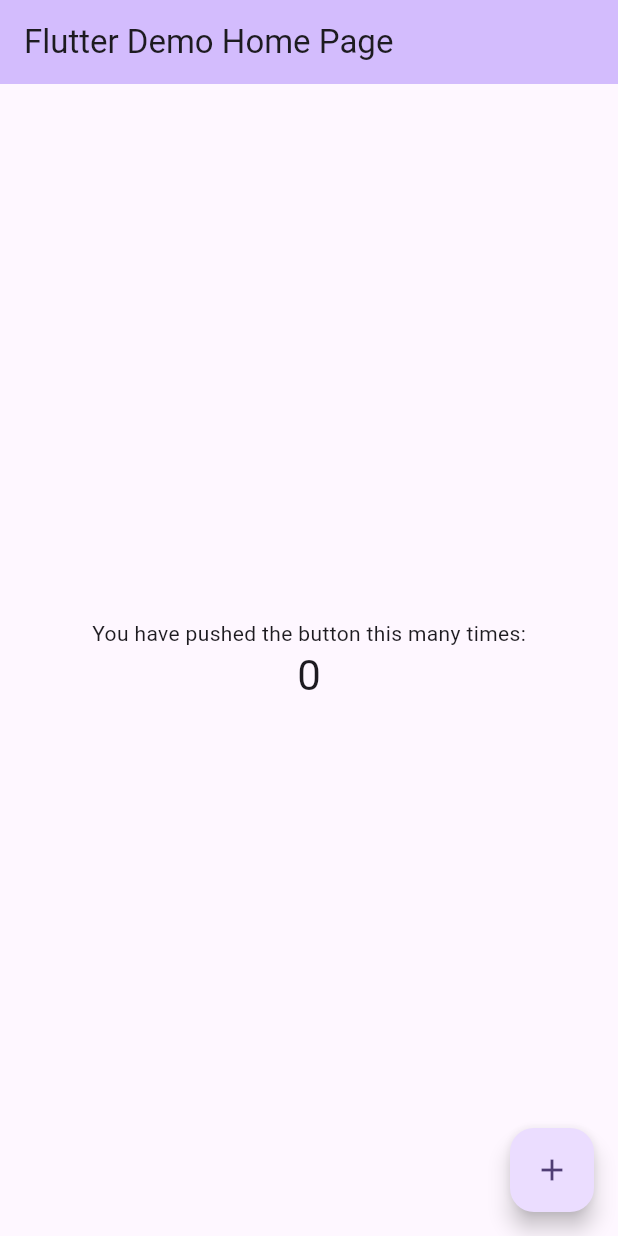
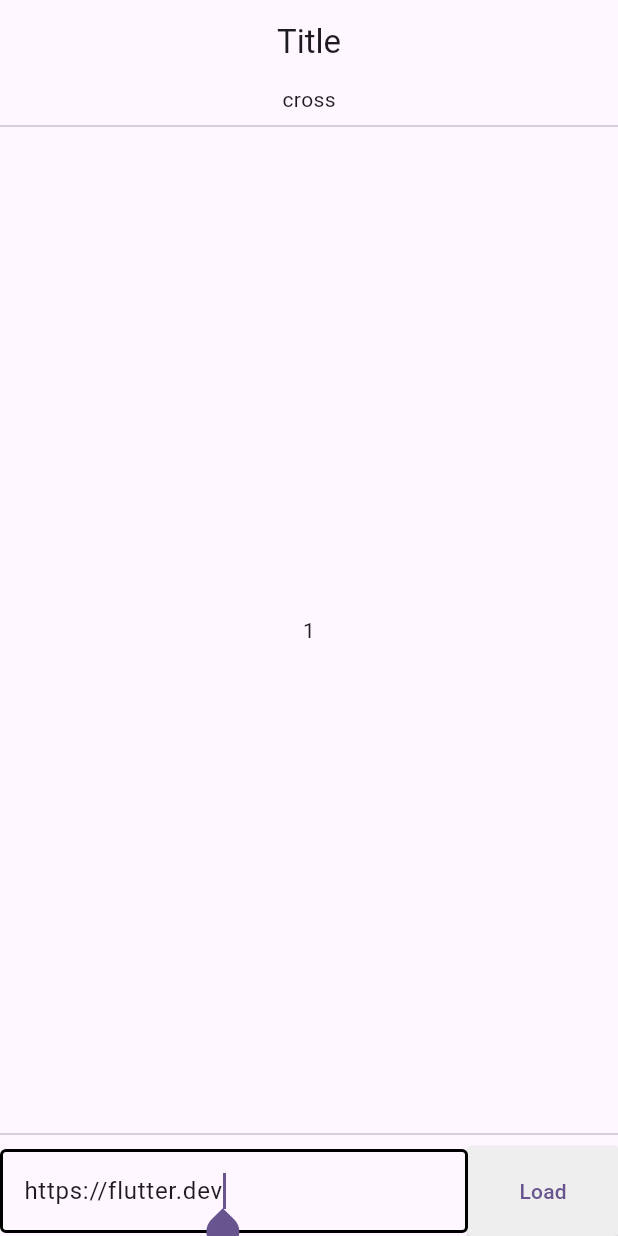
Before and after one commit to zsefvcx/multiplatform_solutions, a Flutter app: the screen it shows after launch, on a phone screen of 412 x 824 dp. Run offline on Flutter 3.47's test engine with Material 2 defaults, Android fonts, the phone set to English and light mode, and no system bars.

Commit message:
lesson16 web 50%

```diff
--- a/platform_web/lib/main.dart
+++ b/platform_web/lib/main.dart
@@ -7,119 +7,92 @@ void main() {
 class MyApp extends StatelessWidget {
   const MyApp({super.key});
 
-  // This widget is the root of your application.
   @override
   Widget build(BuildContext context) {
     return MaterialApp(
       title: 'Flutter Demo',
+      debugShowCheckedModeBanner: false,
       theme: ThemeData(
-        // This is the theme of your application.
-        //
-        // TRY THIS: Try running your application with "flutter run". You'll see
-        // the application has a blue toolbar. Then, without quitting the app,
-        // try changing the seedColor in the colorScheme below to Colors.green
-        // and then invoke "hot reload" (save your changes or press the "hot
-        // reload" button in a Flutter-supported IDE, or press "r" if you used
-        // the command line to start the app).
-        //
-        // Notice that the counter didn't reset back to zero; the application
-        // state is not lost during the reload. To reset the state, use hot
-        // restart instead.
-        //
-        // This works for code too, not just values: Most code changes can be
-        // tested with just a hot reload.
         colorScheme: ColorScheme.fromSeed(seedColor: Colors.deepPurple),
         useMaterial3: true,
       ),
-      home: const MyHomePage(title: 'Flutter Demo Home Page'),
+      home: const NewWidget(),
     );
   }
 }
 
-class MyHomePage extends StatefulWidget {
-  const MyHomePage({super.key, required this.title});
-
-  // This widget is the home page of your application. It is stateful, meaning
-  // that it has a State object (defined below) that contains fields that affect
-  // how it looks.
-
-  // This class is the configuration for the state. It holds the values (in this
-  // case the title) provided by the parent (in this case the App widget) and
-  // used by the build method of the State. Fields in a Widget subclass are
-  // always marked "final".
-
-  final String title;
+class NewWidget extends StatefulWidget {
+  const NewWidget({
+    super.key,
+  });
 
   @override
-  State<MyHomePage> createState() => _MyHomePageState();
+  State<NewWidget> createState() => _NewWidgetState();
 }
 
-class _MyHomePageState extends State<MyHomePage> {
-  int _counter = 0;
+class _NewWidgetState extends State<NewWidget> {
+  final TextEditingController _editController = TextEditingController();
 
-  void _incrementCounter() {
-    setState(() {
-      // This call to setState tells the Flutter framework that something has
-      // changed in this State, which causes it to rerun the build method below
-      // so that the display can reflect the updated values. If we changed
-      // _counter without calling setState(), then the build method would not be
-      // called again, and so nothing would appear to happen.
-      _counter++;
-    });
+  @override
+  void initState() {
+    super.initState();
+    _editController.text = 'https://flutter.dev';
+  }
+
+  @override
+  void dispose() {
+    _editController.dispose();
+    super.dispose();
   }
 
   @override
   Widget build(BuildContext context) {
-    // This method is rerun every time setState is called, for instance as done
-    // by the _incrementCounter method above.
-    //
-    // The Flutter framework has been optimized to make rerunning build methods
-    // fast, so that you can just rebuild anything that needs updating rather
-    // than having to individually change instances of widgets.
-    return Scaffold(
-      appBar: AppBar(
-        // TRY THIS: Try changing the color here to a specific color (to
-        // Colors.amber, perhaps?) and trigger a hot reload to see the AppBar
-        // change color while the other colors stay the same.
-        backgroundColor: Theme.of(context).colorScheme.inversePrimary,
-        // Here we take the value from the MyHomePage object that was created by
-        // the App.build method, and use it to set our appbar title.
-        title: Text(widget.title),
-      ),
-      body: Center(
-        // Center is a layout widget. It takes a single child and positions it
-        // in the middle of the parent.
-        child: Column(
-          // Column is also a layout widget. It takes a list of children and
-          // arranges them vertically. By default, it sizes itself to fit its
-          // children horizontally, and tries to be as tall as its parent.
-          //
-          // Column has various properties to control how it sizes itself and
-          // how it positions its children. Here we use mainAxisAlignment to
-          // center the children vertically; the main axis here is the vertical
-          // axis because Columns are vertical (the cross axis would be
-          // horizontal).
-          //
-          // TRY THIS: Invoke "debug painting" (choose the "Toggle Debug Paint"
-          // action in the IDE, or press "p" in the console), to see the
-          // wireframe for each widget.
-          mainAxisAlignment: MainAxisAlignment.center,
-          children: <Widget>[
-            const Text(
-              'You have pushed the button this many times:',
-            ),
-            Text(
-              '$_counter',
-              style: Theme.of(context).textTheme.headlineMedium,
-            ),
-          ],
-        ),
-      ),
-      floatingActionButton: FloatingActionButton(
-        onPressed: _incrementCounter,
-        tooltip: 'Increment',
-        child: const Icon(Icons.add),
-      ), // This trailing comma makes auto-formatting nicer for build methods.
+    return SafeArea(
+      child: Scaffold(
+          appBar: AppBar(title: const Text('Title'), centerTitle: true),
+          body: Column(
+            children: [
+              const SizedBox(
+                //height: 40,
+                //width: double.infinity,
+                child: Center(child: Text('cross')),
+              ),
+              const Divider(),
+              const Expanded(child: Center(child: Text('1'))),
+              const Divider(),
+              Row(
+                children: [
+                  Expanded(
+                    child: TextField(
+                      decoration: const InputDecoration(
+                        //labelText: 'URl address',
+                        focusedBorder: OutlineInputBorder(
+                          borderSide: BorderSide(width: 2),
+                        ),
+                        enabledBorder: OutlineInputBorder(
+                          borderSide: BorderSide(width: 2),
+                        ),
+                      ),
+                      minLines: 1,
+                      autofocus: true,
+                      controller: _editController,
+                    ),
+                  ),
+                  ElevatedButton(
+                    onPressed: () {},
+                    style: ButtonStyle(
+                      minimumSize: const MaterialStatePropertyAll(Size(100,60)),
+                      backgroundColor:
+                          MaterialStatePropertyAll(Colors.grey.shade200),
+                      shape: MaterialStatePropertyAll(RoundedRectangleBorder(
+                          borderRadius: BorderRadius.circular(2))),
+                    ),
+                    child: const Text('Load'),
+                  ),
+                ],
+              ),
+            ],
+          )),
     );
   }
 }
```
